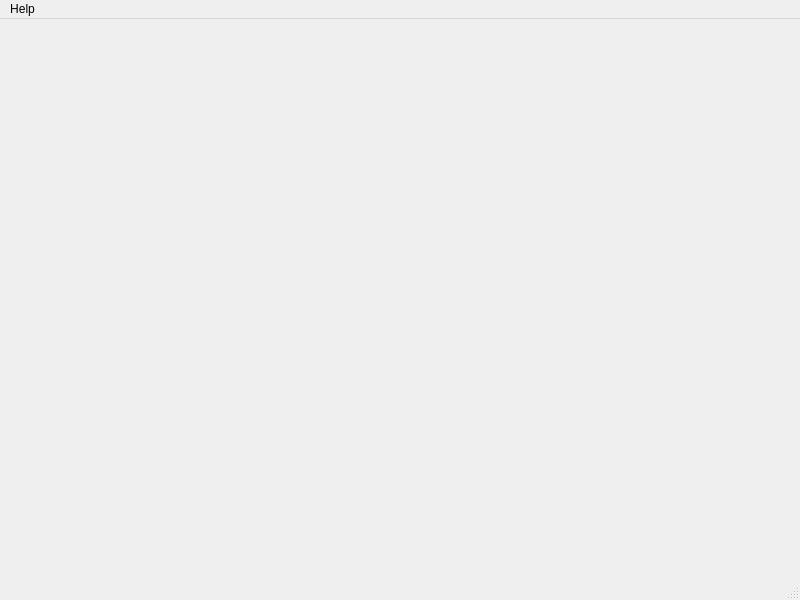
Old version of the form gui/ui/ui_mainwindow.ui in the repository ighdez/py-np4vtt.
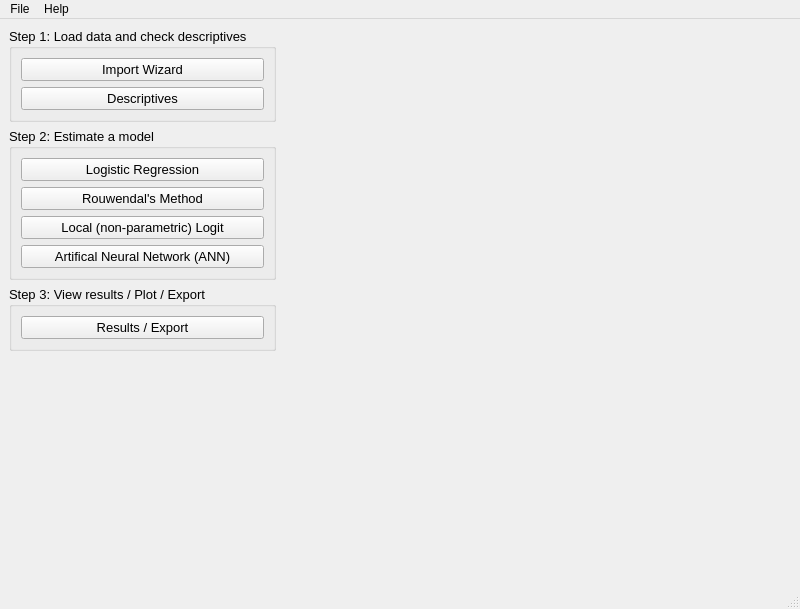
New version of the form.

Commit message: MainWindow Qt5 form (.ui) done for now

```diff
--- a/gui/ui/ui_mainwindow.ui
+++ b/gui/ui/ui_mainwindow.ui
@@ -7,28 +7,162 @@
     <x>0</x>
     <y>0</y>
     <width>800</width>
-    <height>600</height>
+    <height>609</height>
    </rect>
   </property>
   <property name="windowTitle">
    <string>MainWindow</string>
   </property>
-  <widget class="QWidget" name="centralwidget"/>
+  <widget class="QWidget" name="centralwidget">
+   <layout class="QHBoxLayout" name="horizontalLayout">
+    <item>
+     <layout class="QVBoxLayout" name="leftBarLayout">
+      <item>
+       <widget class="QGroupBox" name="groupBoxStep1">
+        <property name="font">
+         <font>
+          <pointsize>10</pointsize>
+         </font>
+        </property>
+        <property name="title">
+         <string>Step 1: Load data and check descriptives</string>
+        </property>
+        <layout class="QVBoxLayout" name="verticalLayoutStep1">
+         <item>
+          <widget class="QPushButton" name="btnImportWizard">
+           <property name="text">
+            <string>Import Wizard</string>
+           </property>
+          </widget>
+         </item>
+         <item>
+          <widget class="QPushButton" name="btnDescriptives">
+           <property name="text">
+            <string>Descriptives</string>
+           </property>
+          </widget>
+         </item>
+        </layout>
+       </widget>
+      </item>
+      <item>
+       <widget class="QGroupBox" name="groupBoxStep2">
+        <property name="font">
+         <font>
+          <pointsize>10</pointsize>
+         </font>
+        </property>
+        <property name="title">
+         <string>Step 2: Estimate a model</string>
+        </property>
+        <layout class="QVBoxLayout" name="verticalLayoutStep3">
+         <item>
+          <widget class="QPushButton" name="btnLogistic">
+           <property name="text">
+            <string>Logistic Regression</string>
+           </property>
+          </widget>
+         </item>
+         <item>
+          <widget class="QPushButton" name="btnRouwendal">
+           <property name="text">
+            <string>Rouwendal's Method</string>
+           </property>
+          </widget>
+         </item>
+         <item>
+          <widget class="QPushButton" name="btnLocLogit">
+           <property name="text">
+            <string>Local (non-parametric) Logit</string>
+           </property>
+          </widget>
+         </item>
+         <item>
+          <widget class="QPushButton" name="btnANN">
+           <property name="text">
+            <string>Artifical Neural Network (ANN)</string>
+           </property>
+          </widget>
+         </item>
+        </layout>
+       </widget>
+      </item>
+      <item>
+       <widget class="QGroupBox" name="groupBoxStep3">
+        <property name="font">
+         <font>
+          <pointsize>10</pointsize>
+         </font>
+        </property>
+        <property name="title">
+         <string>Step 3: View results / Plot / Export</string>
+        </property>
+        <layout class="QVBoxLayout" name="verticalLayoutStep3_2">
+         <item>
+          <widget class="QPushButton" name="btnResultsExport">
+           <property name="text">
+            <string>Results / Export</string>
+           </property>
+          </widget>
+         </item>
+        </layout>
+       </widget>
+      </item>
+      <item>
+       <spacer name="verticalSpacer">
+        <property name="orientation">
+         <enum>Qt::Vertical</enum>
+        </property>
+        <property name="sizeHint" stdset="0">
+         <size>
+          <width>20</width>
+          <height>40</height>
+         </size>
+        </property>
+       </spacer>
+      </item>
+     </layout>
+    </item>
+    <item>
+     <spacer name="horizontalSpacer">
+      <property name="orientation">
+       <enum>Qt::Horizontal</enum>
+      </property>
+      <property name="sizeType">
+       <enum>QSizePolicy::Expanding</enum>
+      </property>
+      <property name="sizeHint" stdset="0">
+       <size>
+        <width>511</width>
+        <height>20</height>
+       </size>
+      </property>
+     </spacer>
+    </item>
+   </layout>
+  </widget>
   <widget class="QMenuBar" name="menubar">
    <property name="geometry">
     <rect>
      <x>0</x>
      <y>0</y>
      <width>800</width>
-     <height>22</height>
+     <height>25</height>
     </rect>
    </property>
+   <widget class="QMenu" name="menuFile">
+    <property name="title">
+     <string>File</string>
+    </property>
+    <addaction name="actionQuit"/>
+   </widget>
    <widget class="QMenu" name="menuHelp">
     <property name="title">
      <string>Help</string>
     </property>
     <addaction name="actionAbout"/>
    </widget>
+   <addaction name="menuFile"/>
    <addaction name="menuHelp"/>
   </widget>
   <widget class="QStatusBar" name="statusbar"/>
```
Left out of the diff: 26 changed lines with no effect on the pictures.
